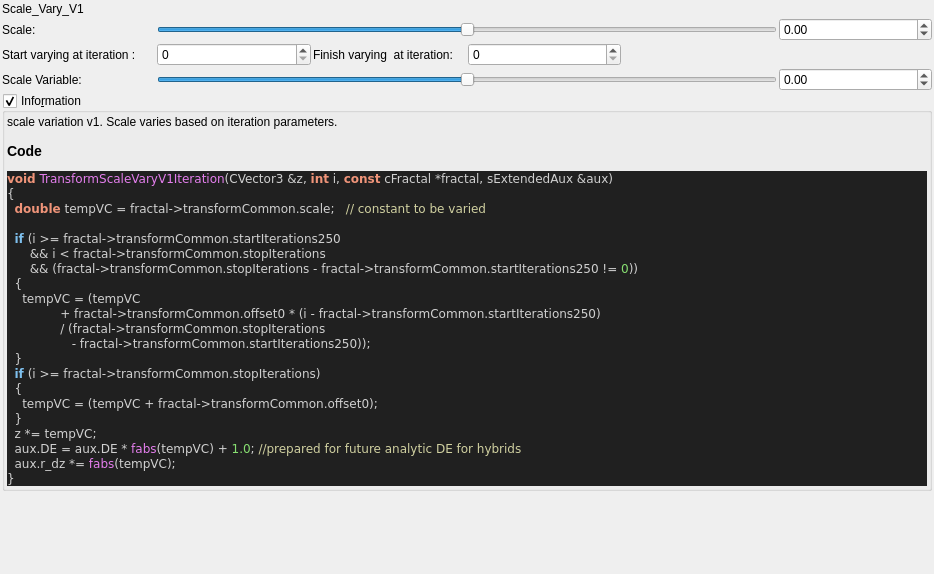
The window that mandelbulber2/qt_data/fractal_transf_scale_varyV1.ui (buddhi1980/mandelbulber2) describes before a commit, drawn with Qt 5.
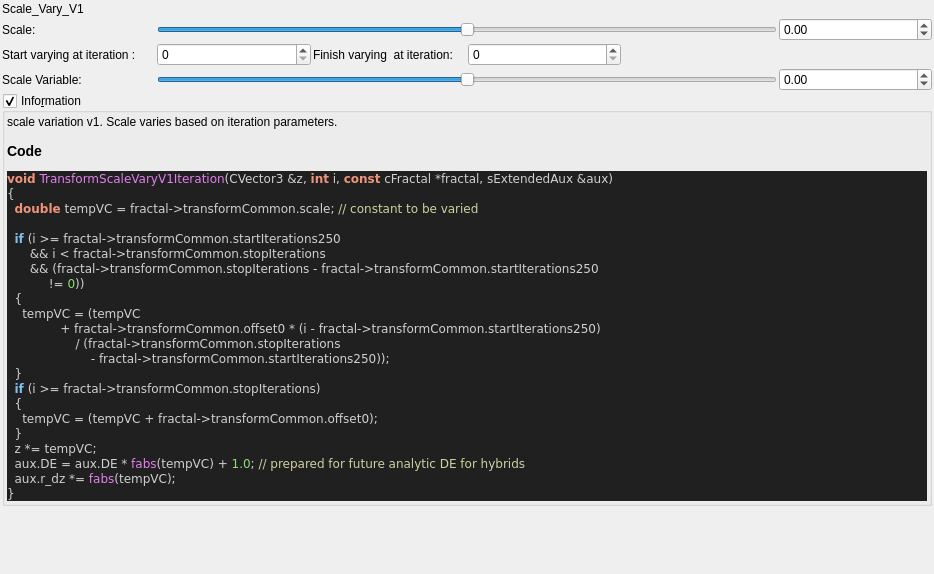
The same window after the commit. Custom widgets are drawn as their Qt base class.

Commit message:
source code format for fractal_formulas.cpp
- now complete code base is refactored!
- also regenerated ui files with populateUiInformation.php
- codeStyleCheck.php is now fully functional and can be used auto
refactor the code base (may be a little slow)

```diff
--- a/mandelbulber2/qt_data/fractal_transf_scale_varyV1.ui
+++ b/mandelbulber2/qt_data/fractal_transf_scale_varyV1.ui
@@ -249,23 +249,24 @@
 &lt;body style=&quot;background-color:#202020&quot;&gt;
 &lt;pre style=&quot;color:#d0d0d0; background-color:#202020;  font-family:'Courier New',monospace;&quot;&gt;&lt;span style=&quot;color:#f09479; font-weight:bold&quot;&gt;void&lt;/span&gt; &lt;span style=&quot;color:#e47eed&quot;&gt;TransformScaleVaryV1Iteration&lt;/span&gt;&lt;span style=&quot;color:#d0d0d0&quot;&gt;(&lt;/span&gt;CVector3 &lt;span style=&quot;color:#d0d0d0&quot;&gt;&amp;amp;&lt;/span&gt;z&lt;span style=&quot;color:#d0d0d0&quot;&gt;,&lt;/span&gt; &lt;span style=&quot;color:#f09479; font-weight:bold&quot;&gt;int&lt;/span&gt; i&lt;span style=&quot;color:#d0d0d0&quot;&gt;,&lt;/span&gt; &lt;span style=&quot;color:#f09479; font-weight:bold&quot;&gt;const&lt;/span&gt; cFractal &lt;span style=&quot;color:#d0d0d0&quot;&gt;*&lt;/span&gt;fractal&lt;span style=&quot;color:#d0d0d0&quot;&gt;,&lt;/span&gt; sExtendedAux &lt;span style=&quot;color:#d0d0d0&quot;&gt;&amp;amp;&lt;/span&gt;aux&lt;span style=&quot;color:#d0d0d0&quot;&gt;)&lt;/span&gt;
 &lt;span style=&quot;color:#d0d0d0&quot;&gt;{&lt;/span&gt;
-  &lt;span style=&quot;color:#f09479; font-weight:bold&quot;&gt;double&lt;/span&gt; tempVC &lt;span style=&quot;color:#d0d0d0&quot;&gt;=&lt;/span&gt; fractal&lt;span style=&quot;color:#d0d0d0&quot;&gt;-&amp;gt;&lt;/span&gt;transformCommon&lt;span style=&quot;color:#d0d0d0&quot;&gt;.&lt;/span&gt;scale&lt;span style=&quot;color:#d0d0d0&quot;&gt;;&lt;/span&gt;   &lt;span style=&quot;color:#d0d0a0&quot;&gt;// constant to be varied&lt;/span&gt;
+  &lt;span style=&quot;color:#f09479; font-weight:bold&quot;&gt;double&lt;/span&gt; tempVC &lt;span style=&quot;color:#d0d0d0&quot;&gt;=&lt;/span&gt; fractal&lt;span style=&quot;color:#d0d0d0&quot;&gt;-&amp;gt;&lt;/span&gt;transformCommon&lt;span style=&quot;color:#d0d0d0&quot;&gt;.&lt;/span&gt;scale&lt;span style=&quot;color:#d0d0d0&quot;&gt;;&lt;/span&gt; &lt;span style=&quot;color:#d0d0a0&quot;&gt;// constant to be varied&lt;/span&gt;
 
   &lt;span style=&quot;color:#7ec0ee; font-weight:bold&quot;&gt;if&lt;/span&gt; &lt;span style=&quot;color:#d0d0d0&quot;&gt;(&lt;/span&gt;i &lt;span style=&quot;color:#d0d0d0&quot;&gt;&amp;gt;=&lt;/span&gt; fractal&lt;span style=&quot;color:#d0d0d0&quot;&gt;-&amp;gt;&lt;/span&gt;transformCommon&lt;span style=&quot;color:#d0d0d0&quot;&gt;.&lt;/span&gt;startIterations250
       &lt;span style=&quot;color:#d0d0d0&quot;&gt;&amp;amp;&amp;amp;&lt;/span&gt; i &lt;span style=&quot;color:#d0d0d0&quot;&gt;&amp;lt;&lt;/span&gt; fractal&lt;span style=&quot;color:#d0d0d0&quot;&gt;-&amp;gt;&lt;/span&gt;transformCommon&lt;span style=&quot;color:#d0d0d0&quot;&gt;.&lt;/span&gt;stopIterations
-      &lt;span style=&quot;color:#d0d0d0&quot;&gt;&amp;amp;&amp;amp; (&lt;/span&gt;fractal&lt;span style=&quot;color:#d0d0d0&quot;&gt;-&amp;gt;&lt;/span&gt;transformCommon&lt;span style=&quot;color:#d0d0d0&quot;&gt;.&lt;/span&gt;stopIterations &lt;span style=&quot;color:#d0d0d0&quot;&gt;-&lt;/span&gt; fractal&lt;span style=&quot;color:#d0d0d0&quot;&gt;-&amp;gt;&lt;/span&gt;transformCommon&lt;span style=&quot;color:#d0d0d0&quot;&gt;.&lt;/span&gt;startIterations250 &lt;span style=&quot;color:#d0d0d0&quot;&gt;!=&lt;/span&gt; &lt;span style=&quot;color:#87df71&quot;&gt;0&lt;/span&gt;&lt;span style=&quot;color:#d0d0d0&quot;&gt;))&lt;/span&gt;
+      &lt;span style=&quot;color:#d0d0d0&quot;&gt;&amp;amp;&amp;amp; (&lt;/span&gt;fractal&lt;span style=&quot;color:#d0d0d0&quot;&gt;-&amp;gt;&lt;/span&gt;transformCommon&lt;span style=&quot;color:#d0d0d0&quot;&gt;.&lt;/span&gt;stopIterations &lt;span style=&quot;color:#d0d0d0&quot;&gt;-&lt;/span&gt; fractal&lt;span style=&quot;color:#d0d0d0&quot;&gt;-&amp;gt;&lt;/span&gt;transformCommon&lt;span style=&quot;color:#d0d0d0&quot;&gt;.&lt;/span&gt;startIterations250
+           &lt;span style=&quot;color:#d0d0d0&quot;&gt;!=&lt;/span&gt; &lt;span style=&quot;color:#87df71&quot;&gt;0&lt;/span&gt;&lt;span style=&quot;color:#d0d0d0&quot;&gt;))&lt;/span&gt;
   &lt;span style=&quot;color:#d0d0d0&quot;&gt;{&lt;/span&gt;
     tempVC &lt;span style=&quot;color:#d0d0d0&quot;&gt;= (&lt;/span&gt;tempVC
               &lt;span style=&quot;color:#d0d0d0&quot;&gt;+&lt;/span&gt; fractal&lt;span style=&quot;color:#d0d0d0&quot;&gt;-&amp;gt;&lt;/span&gt;transformCommon&lt;span style=&quot;color:#d0d0d0&quot;&gt;.&lt;/span&gt;offset0 &lt;span style=&quot;color:#d0d0d0&quot;&gt;* (&lt;/span&gt;i &lt;span style=&quot;color:#d0d0d0&quot;&gt;-&lt;/span&gt; fractal&lt;span style=&quot;color:#d0d0d0&quot;&gt;-&amp;gt;&lt;/span&gt;transformCommon&lt;span style=&quot;color:#d0d0d0&quot;&gt;.&lt;/span&gt;startIterations250&lt;span style=&quot;color:#d0d0d0&quot;&gt;)&lt;/span&gt;
-              &lt;span style=&quot;color:#d0d0d0&quot;&gt;/ (&lt;/span&gt;fractal&lt;span style=&quot;color:#d0d0d0&quot;&gt;-&amp;gt;&lt;/span&gt;transformCommon&lt;span style=&quot;color:#d0d0d0&quot;&gt;.&lt;/span&gt;stopIterations
-                 &lt;span style=&quot;color:#d0d0d0&quot;&gt;-&lt;/span&gt; fractal&lt;span style=&quot;color:#d0d0d0&quot;&gt;-&amp;gt;&lt;/span&gt;transformCommon&lt;span style=&quot;color:#d0d0d0&quot;&gt;.&lt;/span&gt;startIterations250&lt;span style=&quot;color:#d0d0d0&quot;&gt;));&lt;/span&gt;
+                  &lt;span style=&quot;color:#d0d0d0&quot;&gt;/ (&lt;/span&gt;fractal&lt;span style=&quot;color:#d0d0d0&quot;&gt;-&amp;gt;&lt;/span&gt;transformCommon&lt;span style=&quot;color:#d0d0d0&quot;&gt;.&lt;/span&gt;stopIterations
+                      &lt;span style=&quot;color:#d0d0d0&quot;&gt;-&lt;/span&gt; fractal&lt;span style=&quot;color:#d0d0d0&quot;&gt;-&amp;gt;&lt;/span&gt;transformCommon&lt;span style=&quot;color:#d0d0d0&quot;&gt;.&lt;/span&gt;startIterations250&lt;span style=&quot;color:#d0d0d0&quot;&gt;));&lt;/span&gt;
   &lt;span style=&quot;color:#d0d0d0&quot;&gt;}&lt;/span&gt;
   &lt;span style=&quot;color:#7ec0ee; font-weight:bold&quot;&gt;if&lt;/span&gt; &lt;span style=&quot;color:#d0d0d0&quot;&gt;(&lt;/span&gt;i &lt;span style=&quot;color:#d0d0d0&quot;&gt;&amp;gt;=&lt;/span&gt; fractal&lt;span style=&quot;color:#d0d0d0&quot;&gt;-&amp;gt;&lt;/span&gt;transformCommon&lt;span style=&quot;color:#d0d0d0&quot;&gt;.&lt;/span&gt;stopIterations&lt;span style=&quot;color:#d0d0d0&quot;&gt;)&lt;/span&gt;
   &lt;span style=&quot;color:#d0d0d0&quot;&gt;{&lt;/span&gt;
     tempVC &lt;span style=&quot;color:#d0d0d0&quot;&gt;= (&lt;/span&gt;tempVC &lt;span style=&quot;color:#d0d0d0&quot;&gt;+&lt;/span&gt; fractal&lt;span style=&quot;color:#d0d0d0&quot;&gt;-&amp;gt;&lt;/span&gt;transformCommon&lt;span style=&quot;color:#d0d0d0&quot;&gt;.&lt;/span&gt;offset0&lt;span style=&quot;color:#d0d0d0&quot;&gt;);&lt;/span&gt;
   &lt;span style=&quot;color:#d0d0d0&quot;&gt;}&lt;/span&gt;
   z &lt;span style=&quot;color:#d0d0d0&quot;&gt;*=&lt;/span&gt; tempVC&lt;span style=&quot;color:#d0d0d0&quot;&gt;;&lt;/span&gt;
-  aux&lt;span style=&quot;color:#d0d0d0&quot;&gt;.&lt;/span&gt;DE &lt;span style=&quot;color:#d0d0d0&quot;&gt;=&lt;/span&gt; aux&lt;span style=&quot;color:#d0d0d0&quot;&gt;.&lt;/span&gt;DE &lt;span style=&quot;color:#d0d0d0&quot;&gt;*&lt;/span&gt; &lt;span style=&quot;color:#e47eed&quot;&gt;fabs&lt;/span&gt;&lt;span style=&quot;color:#d0d0d0&quot;&gt;(&lt;/span&gt;tempVC&lt;span style=&quot;color:#d0d0d0&quot;&gt;) +&lt;/span&gt; &lt;span style=&quot;color:#87df71&quot;&gt;1.0&lt;/span&gt;&lt;span style=&quot;color:#d0d0d0&quot;&gt;;&lt;/span&gt; &lt;span style=&quot;color:#d0d0a0&quot;&gt;//prepared for future analytic DE for hybrids&lt;/span&gt;
+  aux&lt;span style=&quot;color:#d0d0d0&quot;&gt;.&lt;/span&gt;DE &lt;span style=&quot;color:#d0d0d0&quot;&gt;=&lt;/span&gt; aux&lt;span style=&quot;color:#d0d0d0&quot;&gt;.&lt;/span&gt;DE &lt;span style=&quot;color:#d0d0d0&quot;&gt;*&lt;/span&gt; &lt;span style=&quot;color:#e47eed&quot;&gt;fabs&lt;/span&gt;&lt;span style=&quot;color:#d0d0d0&quot;&gt;(&lt;/span&gt;tempVC&lt;span style=&quot;color:#d0d0d0&quot;&gt;) +&lt;/span&gt; &lt;span style=&quot;color:#87df71&quot;&gt;1.0&lt;/span&gt;&lt;span style=&quot;color:#d0d0d0&quot;&gt;;&lt;/span&gt; &lt;span style=&quot;color:#d0d0a0&quot;&gt;// prepared for future analytic DE for hybrids&lt;/span&gt;
   aux&lt;span style=&quot;color:#d0d0d0&quot;&gt;.&lt;/span&gt;r_dz &lt;span style=&quot;color:#d0d0d0&quot;&gt;*=&lt;/span&gt; &lt;span style=&quot;color:#e47eed&quot;&gt;fabs&lt;/span&gt;&lt;span style=&quot;color:#d0d0d0&quot;&gt;(&lt;/span&gt;tempVC&lt;span style=&quot;color:#d0d0d0&quot;&gt;);&lt;/span&gt;
 &lt;span style=&quot;color:#d0d0d0&quot;&gt;}&lt;/span&gt;
 &lt;/pre&gt;
```
The commit also changes 101 other files.
